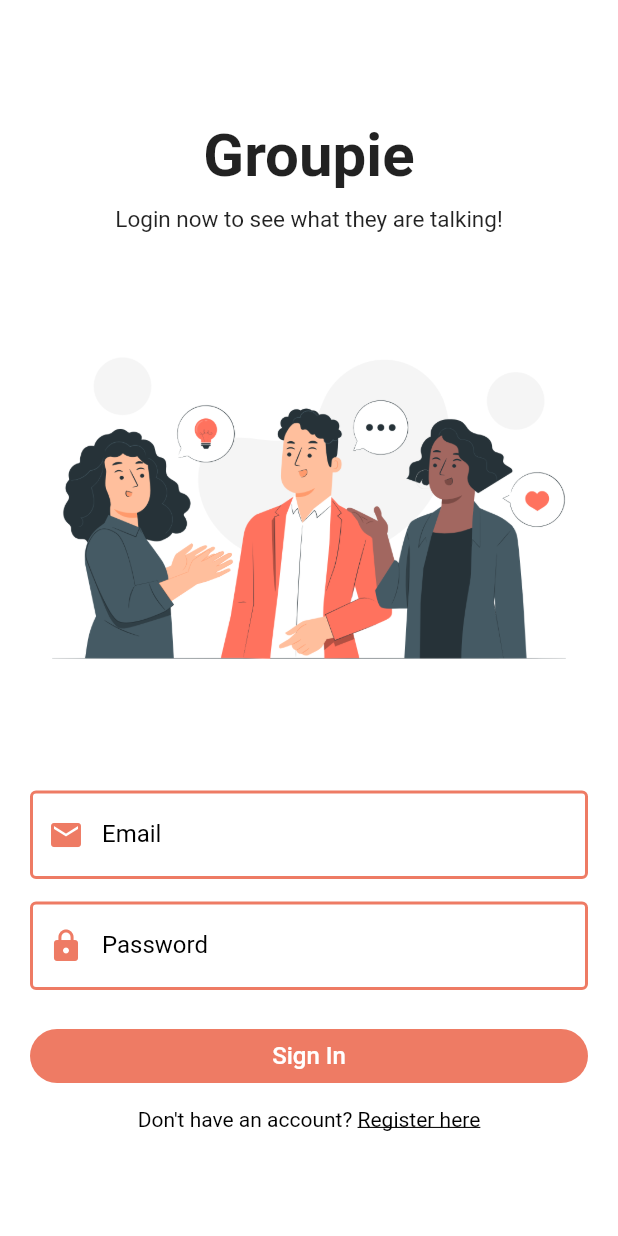
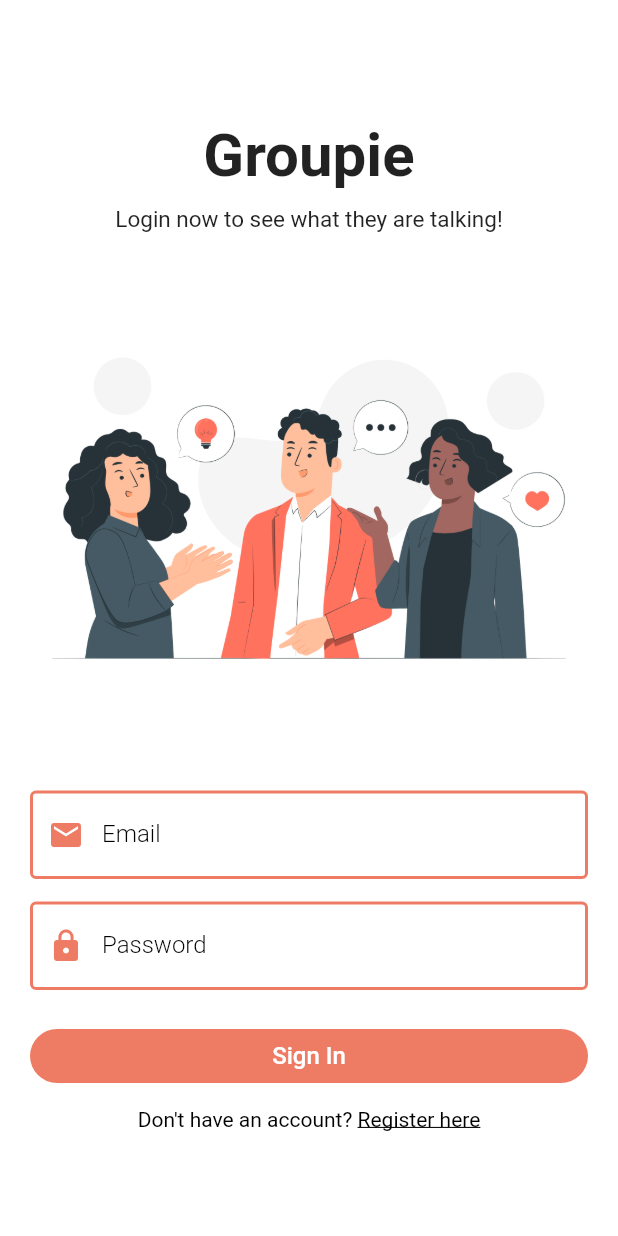
Before and after one commit to vibhudawar/flutter-app-firebase, a Flutter app: the screen it shows after launch, on a phone screen of 412 x 824 dp. Run offline on Flutter 3.47's test engine with Material 2 defaults, Android fonts, the light colour scheme and no system bars; our stand-ins replace cloud_firestore, firebase_auth, firebase_core, shared_preferences; accounts and stored records are empty.

Commit message:
second commit

```diff
--- a/chat_app/lib/pages/profile_page.dart
+++ b/chat_app/lib/pages/profile_page.dart
@@ -1,10 +1,8 @@
 import 'package:chat_app/services/auth_service.dart';
 import 'package:flutter/material.dart';
-
 import '../widgets/widgets.dart';
 import 'auth/login_page.dart';
 import 'home_page.dart';
-import 'package:flutter/material.dart';
 
 class ProfilePage extends StatefulWidget {
   String userName;
--- a/chat_app/lib/pages/search_page.dart
+++ b/chat_app/lib/pages/search_page.dart
@@ -5,8 +5,6 @@ import 'package:chat_app/widgets/widgets.dart';
 import 'package:flutter/material.dart';
 import 'package:cloud_firestore/cloud_firestore.dart';
 import 'package:firebase_auth/firebase_auth.dart';
-import 'package:flutter/material.dart';
-import 'home_page.dart';
 
 class SearchPage extends StatefulWidget {
   const SearchPage({Key? key}) : super(key: key);
@@ -177,7 +175,7 @@ class _SearchPageState extends State<SearchPage> {
             setState(() {
               isJoined = !isJoined;
             });
-            showSnackBar(context, Colors.green, "Successfully joined he group");
+            showSnackBar(context, Colors.green, "Successfully joined the group");
             Future.delayed(const Duration(seconds: 2), () {
               nextScreen(
                   context,
--- a/chat_app/lib/services/auth_service.dart
+++ b/chat_app/lib/services/auth_service.dart
@@ -1,7 +1,6 @@
 import 'package:chat_app/helper/helper_function.dart';
 import 'package:chat_app/services/database_service.dart';
 import 'package:firebase_auth/firebase_auth.dart';
-import 'package:firebase_core/firebase_core.dart';
 
 class AuthService {
   final FirebaseAuth firebaseAuth = FirebaseAuth.instance;
--- a/chat_app/lib/widgets/group_tile.dart
+++ b/chat_app/lib/widgets/group_tile.dart
@@ -6,7 +6,7 @@ class GroupTile extends StatefulWidget {
   final String userName;
   final String groupId;
   final String groupName;
-  GroupTile(
+  const GroupTile(
       {Key? key,
       required this.groupId,
       required this.groupName,
--- a/chat_app/lib/widgets/widgets.dart
+++ b/chat_app/lib/widgets/widgets.dart
@@ -1,7 +1,7 @@
 import 'package:flutter/material.dart';
 
 const textInputDecoration = InputDecoration(
-  labelStyle: TextStyle(color: Colors.black),
+  labelStyle: TextStyle(color: Colors.black, fontWeight: FontWeight.w300),
   focusedBorder: OutlineInputBorder(
       borderSide: BorderSide(
     color: Color(0xffee7b64),
```
Also changed, not shown: 2 other files.
